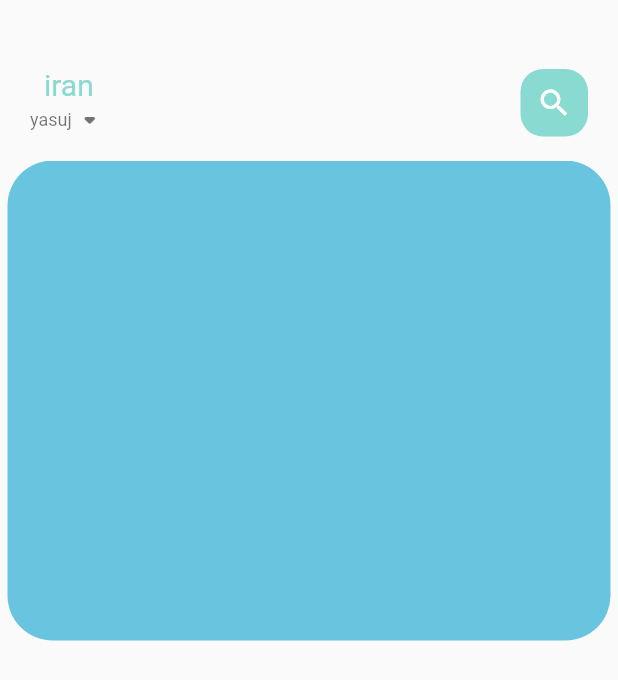
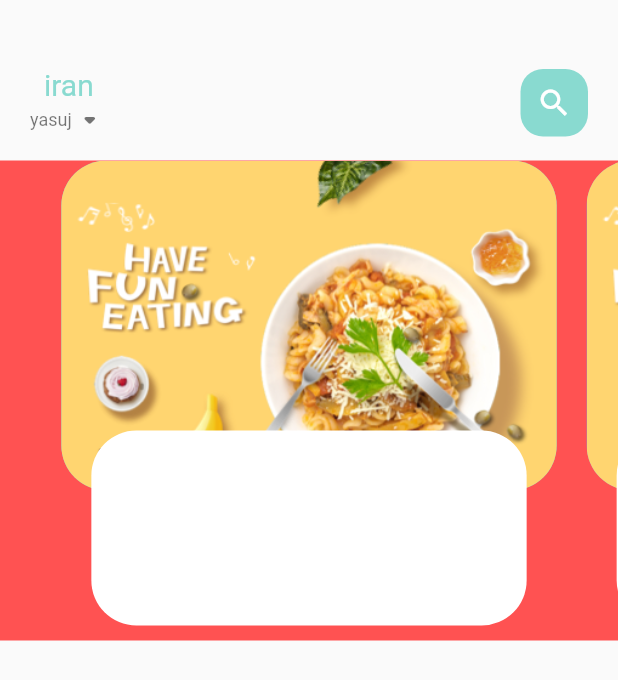
Before and after one commit to AmirMohammad79/food_delivery, a Flutter app: the screen it shows after launch, on a phone screen of 412 x 824 dp. Shown: the top 680 px of the screen. Run offline on Flutter 3.47's test engine with Material 2 defaults, Android fonts, the phone set to English and light mode, and no system bars; missing offline and left inert: dart:ffi.

Commit message:
update food page body : section baner

```diff
--- a/lib/home/food_page_body.dart
+++ b/lib/home/food_page_body.dart
@@ -1,4 +1,4 @@
-import 'package:flutter/cupertino.dart';
+import 'package:flutter/material.dart';
 
 class FoodPageBody extends StatefulWidget {
   const FoodPageBody({Key? key}) : super(key: key);
@@ -8,25 +8,49 @@ class FoodPageBody extends StatefulWidget {
 }
 
 class _FoodPageBodyState extends State<FoodPageBody> {
+  PageController pageController = PageController(viewportFraction: 0.85) ;
   @override
   Widget build(BuildContext context) {
     return Container(
       height: 320,
+      color: Colors.redAccent,
       child: PageView.builder(
+        controller: pageController,
           itemCount: 5,
           itemBuilder: (context, position) {
-              return  _buildPageItem(position);
+            return _buildPageItem(position);
           }),
     );
   }
-  Widget _buildPageItem(int index){
-    return Container(
+
+  Widget _buildPageItem(int index) {
+    return Stack(
+      children: [
+        Container(
           height: 220,
-      margin: const EdgeInsets.only(left: 5 , right:5 ),
+          margin: const EdgeInsets.only(left: 10, right: 10),
           decoration: BoxDecoration(
             borderRadius: BorderRadius.circular(30),
-        color: index.isEven ? const Color(0xff69c5df) : const Color(0xff9294cc)
+            color: index.isEven
+                ? const Color(0xff69c5df)
+                : const Color(0xff9294cc),
+            image: DecorationImage(
+              fit: BoxFit.cover,
+              image: AssetImage("assets/image/food0.png"),
+            )
           ),
+        ),
+        Align(
+          alignment: Alignment.bottomCenter,
+          child: Container(
+              height: 130,
+              margin: const EdgeInsets.only(left: 30, right: 30 , bottom: 10),
+              decoration: BoxDecoration(
+                borderRadius: BorderRadius.circular(30),
+                color: Colors.white,
+              )),
+        )
+      ],
     );
   }
 }
```
Lines whose indentation alone changed are shown as unchanged.
